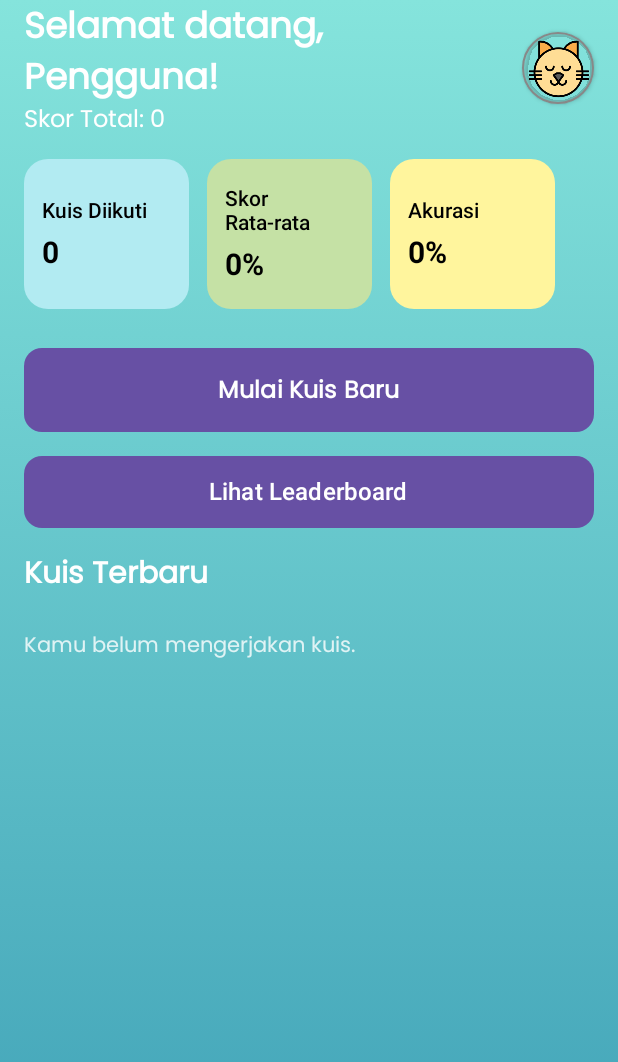
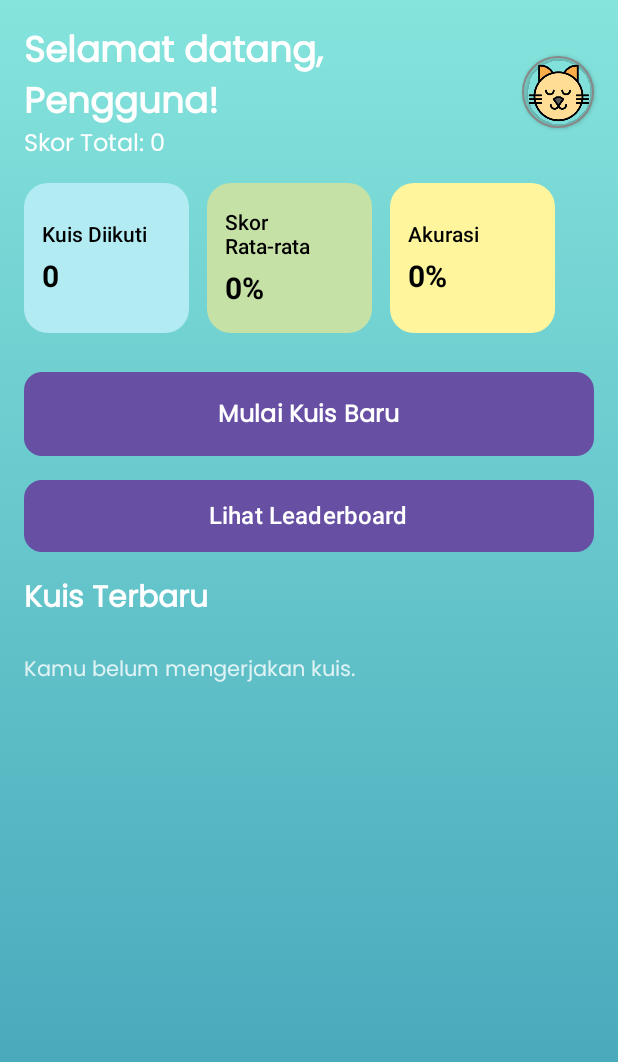
Before and after one commit to shifaaaaaa/QuizQuest, an Android app built with Jetpack Compose: the ProfileScreen screen opened through its navigation route, after a tap on "Save", on a phone screen of 412 x 824 dp. Shown: the top 1062 px of the screen. Run offline under Robolectric (Android 15) with nearby library versions, the phone set to English and light mode, and no system bars; our stand-ins replace Firebase (no records; nobody signed in at launch, a user with empty details on screens opened directly).

Commit message:
sudah bisaaa semuaaa

```diff
--- a/app/src/main/java/com/shifa/quizquest/DashboardActivity.kt
+++ b/app/src/main/java/com/shifa/quizquest/DashboardActivity.kt
@@ -6,30 +6,26 @@ import androidx.activity.compose.setContent
 import androidx.compose.foundation.*
 import androidx.compose.foundation.interaction.MutableInteractionSource
 import androidx.compose.foundation.layout.*
-import androidx.compose.foundation.lazy.LazyColumn
 import androidx.compose.foundation.shape.CircleShape
 import androidx.compose.foundation.shape.RoundedCornerShape
 import androidx.compose.material3.*
 import androidx.compose.runtime.*
-import androidx.compose.ui.*
-import androidx.compose.ui.graphics.*
-import androidx.compose.ui.text.font.FontWeight
-import androidx.compose.ui.unit.*
+import androidx.compose.ui.Alignment
 import androidx.compose.ui.Modifier
-import androidx.core.view.WindowCompat
-import androidx.compose.foundation.layout.WindowInsets
-import androidx.compose.foundation.layout.asPaddingValues
-import androidx.compose.foundation.lazy.items
 import androidx.compose.ui.draw.clip
 import androidx.compose.ui.draw.shadow
+import androidx.compose.ui.graphics.Brush
+import androidx.compose.ui.graphics.Color
 import androidx.compose.ui.layout.ContentScale
 import androidx.compose.ui.res.painterResource
-import androidx.compose.ui.tooling.preview.Preview
+import androidx.compose.ui.text.font.FontWeight
+import androidx.compose.ui.unit.dp
+import androidx.compose.ui.unit.sp
+import androidx.core.view.WindowCompat
 import androidx.lifecycle.viewmodel.compose.viewModel
+import androidx.navigation.NavController
+import androidx.navigation.compose.rememberNavController
 import com.shifa.quizquest.ui.theme.poppins
-import androidx.navigation.compose.rememberNavController
-import androidx.navigation.NavController
-
 
 @Composable
 fun DashboardScreen(navController: NavController, viewModel: DashboardViewModel = viewModel()) {
@@ -41,44 +37,36 @@ fun DashboardScreen(navController: NavController, viewModel: DashboardViewModel
         colors = listOf(Color(0xFF85E4DC), Color(0xFF3FA1B7))
     )
 
-    Box(
+    Column(
         modifier = Modifier
             .fillMaxSize()
             .background(brush = backgroundGradient)
+            .verticalScroll(rememberScrollState())
+            .padding(WindowInsets.statusBars.asPaddingValues())
+            .padding(horizontal = 16.dp)
     ) {
-        LazyColumn(
-            modifier = Modifier
-                .fillMaxSize()
-                .padding(WindowInsets.statusBars.add(WindowInsets.navigationBars).asPaddingValues())
-                .padding(horizontal = 16.dp),
-            verticalArrangement = Arrangement.spacedBy(16.dp)
-        ) {
-            item {
+        Spacer(modifier = Modifier.height(16.dp))
         HeaderSection(
             userName = profile.nickname.ifBlank { "Pengguna" },
-                    totalScore = stats.averageScore,
+            totalScore = stats.accuracy,
             imageResId = profile.imageRes,
             navController = navController
         )
-            }
-            item {
+        Spacer(modifier = Modifier.height(16.dp))
         SummaryCards(
             quizzesTaken = stats.quizzesTaken,
             averageScore = stats.averageScore,
             accuracy = stats.accuracy
         )
-            }
-            item { ActionButtons(navController = navController) }
-            item { LeaderboardButton() }
-            item {
-                // Panggilan ini sekarang tidak akan ambigu lagi
-                // setelah duplikatnya dihapus.
+        Spacer(modifier = Modifier.height(16.dp))
+        ActionButtons(navController = navController)
+        Spacer(modifier = Modifier.height(16.dp))
+        LeaderboardButton()
+        Spacer(modifier = Modifier.height(16.dp))
         RecentQuizzesSection(results = recentResults)
+        Spacer(modifier = Modifier.height(16.dp))
     }
 }
-    }
-}
-
 
 @Composable
 fun HeaderSection(
@@ -236,8 +224,59 @@ fun LeaderboardButton() {
     }
 }
 
-@Preview(showBackground = true, showSystemUi = true)
+
+// --- FUNGSI INI SEKARANG ADA DI SINI ---
 @Composable
-fun DashboardPreview() {
-    DashboardScreen(navController = rememberNavController())
+fun RecentQuizzesSection(results: List<QuizResultData>) {
+    Column(modifier = Modifier.fillMaxWidth()) {
+        Text(
+            text = "Kuis Terbaru",
+            fontFamily = poppins,
+            fontSize = 20.sp,
+            fontWeight = FontWeight.Bold,
+            color = Color.White
+        )
+        Spacer(modifier = Modifier.height(8.dp))
+        if (results.isEmpty()) {
+            Text(
+                "Kamu belum mengerjakan kuis.",
+                fontFamily = poppins,
+                color = Color.White.copy(alpha = 0.8f),
+                modifier = Modifier.fillMaxWidth().padding(vertical = 16.dp)
+            )
+        } else {
+            Column(verticalArrangement = Arrangement.spacedBy(8.dp)) {
+                results.forEach { resultData ->
+                    RecentQuizCard(resultData = resultData)
                 }
+            }
+        }
+    }
+}
+
+// --- FUNGSI INI JUGA SEKARANG ADA DI SINI ---
+@Composable
+fun RecentQuizCard(resultData: QuizResultData) {
+    val result = resultData.toUiModel(id = "temp_id")
+    Card(
+        modifier = Modifier.fillMaxWidth(),
+        shape = RoundedCornerShape(12.dp),
+        colors = CardDefaults.cardColors(containerColor = Color.White)
+    ) {
+        Row(
+            modifier = Modifier.fillMaxWidth().padding(16.dp),
+            verticalAlignment = Alignment.CenterVertically,
+            horizontalArrangement = Arrangement.SpaceBetween
+        ) {
+            Column(modifier = Modifier.weight(1f)) {
+                Text(text = result.quizTitle, fontFamily = poppins, fontSize = 16.sp, fontWeight = FontWeight.Bold)
+                Spacer(modifier = Modifier.height(4.dp))
+                Text(text = "Pada: ${result.completedAtFormatted}", fontFamily = poppins, fontSize = 12.sp, color = Color.Gray)
+            }
+            Column(horizontalAlignment = Alignment.End) {
+                Text(text = "${result.score}/${result.totalQuestions}", fontFamily = poppins, fontSize = 18.sp, fontWeight = FontWeight.SemiBold, color = result.performanceColor)
+                Text(text = "${result.percentage}%", fontFamily = poppins, fontSize = 12.sp, color = Color.Gray)
+            }
+        }
+    }
+}
--- a/app/src/main/java/com/shifa/quizquest/DashboardViewModel.kt
+++ b/app/src/main/java/com/shifa/quizquest/DashboardViewModel.kt
@@ -1,6 +1,7 @@
 package com.shifa.quizquest
 
 import android.app.Application
+import android.util.Log
 import androidx.lifecycle.AndroidViewModel
 import androidx.lifecycle.viewModelScope
 import com.google.firebase.auth.FirebaseAuth
@@ -11,6 +12,8 @@ import com.shifa.quizquest.datastore.ProfileDataStore
 import kotlinx.coroutines.ExperimentalCoroutinesApi
 import kotlinx.coroutines.channels.awaitClose
 import kotlinx.coroutines.flow.*
+
+private const val TAG = "DASHBOARD_DEBUG"
 
 data class DashboardStats(
     val quizzesTaken: Int = 0,
@@ -25,15 +28,16 @@ class DashboardViewModel(application: Application) : AndroidViewModel(applicatio
 
     private val userIdFlow: StateFlow<String?> = callbackFlow {
         val authStateListener = FirebaseAuth.AuthStateListener { firebaseAuth ->
-            trySend(firebaseAuth.currentUser?.uid)
+            val uid = firebaseAuth.currentUser?.uid
+            Log.d(TAG, "Auth state changed. Current UID: $uid")
+            trySend(uid)
         }
         auth.addAuthStateListener(authStateListener)
-
         awaitClose { auth.removeAuthStateListener(authStateListener) }
     }.stateIn(viewModelScope, SharingStarted.WhileSubscribed(5000), auth.currentUser?.uid)
 
-
     val profileData: StateFlow<ProfileData> = userIdFlow.flatMapLatest { userId ->
+        Log.d(TAG, "profileData triggered by UID: $userId")
         if (userId == null) {
             flowOf(ProfileData("", "", R.drawable.profile1))
         } else {
@@ -43,7 +47,6 @@ class DashboardViewModel(application: Application) : AndroidViewModel(applicatio
                 dataStore.description,
                 dataStore.imageId
             ) { nickname, description, imageId ->
-
                 val validImages = listOf(
                     R.drawable.profile1,
                     R.drawable.profile2,
@@ -51,13 +54,11 @@ class DashboardViewModel(application: Application) : AndroidViewModel(applicatio
                     R.drawable.profile4,
                     R.drawable.profile5
                 )
-
                 val safeImageId = if (validImages.contains(imageId)) {
                     imageId
                 } else {
                     R.drawable.profile1
                 }
-
                 ProfileData(nickname, description, safeImageId)
             }
         }
@@ -67,26 +68,31 @@ class DashboardViewModel(application: Application) : AndroidViewModel(applicatio
         if (userId == null) {
             flowOf(emptyList())
         } else {
-            flow { emit(QuizRepository.getRecentResultsForUser(userId)) }
+            QuizRepository.getRecentResultsForUser(userId) // Langsung panggil fungsi yang mengembalikan Flow
         }
     }.stateIn(viewModelScope, SharingStarted.WhileSubscribed(5000), emptyList())
 
 
     val dashboardStats: StateFlow<DashboardStats> = userIdFlow.flatMapLatest { userId ->
         if (userId == null) {
+            Log.d(TAG, "User ID is null. Emitting default stats.")
             flowOf(DashboardStats())
         } else {
-            flow {
-                val allResults = QuizRepository.getAllResultsForUser(userId)
+            Log.d(TAG, "User ID is $userId. Starting to collect from repository.")
+            QuizRepository.getAllResultsForUser(userId).map { allResults ->
+                Log.d(TAG, "getAllResultsForUser flow emitted ${allResults.size} results.")
                 if (allResults.isNotEmpty()) {
                     val quizzesTaken = allResults.size
-                    val totalCorrectAnswers = allResults.sumOf { it.score }
+                    val totalCorrect = allResults.sumOf { it.score }
                     val totalQuestions = allResults.sumOf { it.totalQuestions }
-                    val accuracy = if (totalQuestions > 0) (totalCorrectAnswers.toDouble() * 100 / totalQuestions).toInt() else 0
-                    val averageScore = allResults.map { if (it.totalQuestions > 0) (it.score.toDouble() * 100 / it.totalQuestions) else 0.0 }.average().toInt()
-                    emit(DashboardStats(quizzesTaken, averageScore, accuracy))
+                    val accuracy = if (totalQuestions > 0) (totalCorrect.toDouble() * 100 / totalQuestions).toInt() else 0
+                    val avgScore = allResults.map { if (it.totalQuestions > 0) (it.score.toDouble() * 100 / it.totalQuestions) else 0.0 }.average().toInt()
+                    val newStats = DashboardStats(quizzesTaken, avgScore, accuracy)
+                    Log.d(TAG, "Calculated and emitting new stats: $newStats")
+                    newStats
                 } else {
-                    emit(DashboardStats())
+                    Log.d(TAG, "Results are empty. Emitting default stats.")
+                    DashboardStats()
                 }
             }
         }
--- a/app/src/main/java/com/shifa/quizquest/Profile.kt
+++ b/app/src/main/java/com/shifa/quizquest/Profile.kt
@@ -1,9 +1,11 @@
 package com.shifa.quizquest
 
+import android.util.Log
 import androidx.compose.foundation.Image
 import androidx.compose.foundation.background
 import androidx.compose.foundation.clickable
 import androidx.compose.foundation.layout.*
+import androidx.compose.foundation.lazy.LazyColumn
 import androidx.compose.foundation.shape.CircleShape
 import androidx.compose.foundation.shape.RoundedCornerShape
 import androidx.compose.material3.*
@@ -13,6 +15,7 @@ import androidx.compose.ui.Modifier
 import androidx.compose.ui.draw.clip
 import androidx.compose.ui.graphics.Brush
 import androidx.compose.ui.graphics.Color
+import androidx.compose.ui.platform.LocalContext
 import androidx.compose.ui.res.painterResource
 import androidx.compose.ui.text.font.FontWeight
 import androidx.compose.ui.tooling.preview.Preview
@@ -20,27 +23,36 @@ import androidx.compose.ui.unit.dp
 import androidx.compose.ui.unit.sp
 import androidx.navigation.NavController
 import androidx.navigation.compose.rememberNavController
+import com.google.firebase.auth.ktx.auth
+import com.google.firebase.ktx.Firebase
+import com.shifa.quizquest.datastore.ProfileDataStore
 import com.shifa.quizquest.ui.theme.poppins
-import androidx.compose.foundation.lazy.LazyColumn
-import androidx.compose.ui.platform.LocalContext
-import com.google.firebase.auth.FirebaseAuth
-import com.shifa.quizquest.datastore.ProfileDataStore
-import com.shifa.quizquest.repository.ProfileRepository
 import kotlinx.coroutines.launch
-import kotlinx.coroutines.Dispatchers
-import kotlinx.coroutines.withContext
-
 
 @Composable
 fun ProfileScreen(navController: NavController) {
+    val context = LocalContext.current
+    // Dapatkan UID pengguna saat ini dengan aman.
+    val currentUser = Firebase.auth.currentUser
+    val uid = currentUser?.uid
+
+    // State untuk input pengguna
     var nickname by remember { mutableStateOf("") }
     var description by remember { mutableStateOf("") }
-    var selectedImage by remember { mutableStateOf(R.drawable.profile1) }
-    val context = LocalContext.current
-    val uid = FirebaseAuth.getInstance().currentUser?.uid
-    val profileStore = remember(uid) { uid?.let { ProfileDataStore(context, it) } }
-    val repository = remember(uid) { uid?.let { ProfileRepository(context, it) } }
+    var selectedImageId by remember { mutableStateOf(R.drawable.profile1) }
+
     val coroutineScope = rememberCoroutineScope()
+
+    // Hanya buat DataStore jika UID valid, jika tidak, jangan lakukan apa-apa.
+    val profileStore = remember(uid) {
+        if (uid != null) {
+            ProfileDataStore(context, uid)
+        } else {
+            null
+        }
+    }
+
+    // Daftar gambar yang valid
     val profileImages = listOf(
         R.drawable.profile1,
         R.drawable.profile2,
@@ -48,39 +60,43 @@ fun ProfileScreen(navController: NavController) {
         R.drawable.profile4,
         R.drawable.profile5
     )
+
+    // Gunakan LaunchedEffect untuk memuat data profil saat pertama kali layar dibuka
+    // Hanya berjalan jika profileStore berhasil dibuat (UID tidak null)
+    LaunchedEffect(key1 = profileStore) {
+        profileStore?.let { store ->
+            store.nickname.collect { savedNickname -> nickname = savedNickname }
+        }
+        profileStore?.let { store ->
+            store.description.collect { savedDesc -> description = savedDesc }
+        }
+        profileStore?.let { store ->
+            store.imageId.collect { savedImageId ->
+                if (profileImages.contains(savedImageId)) {
+                    selectedImageId = savedImageId
+                }
+            }
+        }
+    }
+
     val backgroundGradient = Brush.horizontalGradient(
         colors = listOf(Color(0xFF85E4DC), Color(0xFF3FA1B7))
     )
 
-    // Load saved data
-    LaunchedEffect(uid) {
-        repository?.syncProfileToLocal()
-
-        profileStore?.let { store ->
-            val profile = store.getProfile()
-            val validImages = listOf(
-                R.drawable.profile1, R.drawable.profile2,
-                R.drawable.profile3, R.drawable.profile4, R.drawable.profile5
-            )
-
-            selectedImage = if (profile.imageRes in validImages) profile.imageRes else R.drawable.profile1
-            nickname = profile.nickname
-            description = profile.description
-        }
-    }
-
-
     Box(
-        modifier = Modifier
-            .fillMaxSize()
-            .background(brush = backgroundGradient),
+        modifier = Modifier.fillMaxSize().background(brush = backgroundGradient),
         contentAlignment = Alignment.TopCenter
     ) {
+        if (uid == null || profileStore == null) {
+            // Tampilan jika pengguna tidak login atau UID tidak ditemukan
+            Box(modifier = Modifier.fillMaxSize(), contentAlignment = Alignment.Center) {
+                Text("Gagal memuat profil: Pengguna tidak ditemukan.", color = Color.White)
+            }
+        } else {
+            // Tampilan utama jika semua aman
             LazyColumn(
                 horizontalAlignment = Alignment.CenterHorizontally,
-            modifier = Modifier
-                .padding(12.dp)
-                .fillMaxSize(),
+                modifier = Modifier.padding(12.dp).fillMaxSize(),
                 contentPadding = PaddingValues(bottom = 32.dp),
                 verticalArrangement = Arrangement.spacedBy(16.dp)
             ) {
@@ -89,7 +105,7 @@ fun ProfileScreen(navController: NavController) {
                     TitleSection()
                 }
                 item {
-                ProfileImage(selectedImage)
+                    ProfileImage(imageRes = selectedImageId)
                 }
                 item {
                     NameSection(nickname = nickname)
@@ -97,30 +113,25 @@ fun ProfileScreen(navController: NavController) {
                 item {
                     FormCard(
                         profileImages = profileImages,
-                    onImageSelected = { selectedImage = it },
+                        onImageSelected = { selectedImageId = it },
                         nickname = nickname,
                         onNicknameChange = { if (it.length <= 16) nickname = it },
                         description = description,
                         onDescriptionChange = { if (it.length <= 40) description = it },
                         onSave = {
                             coroutineScope.launch {
-                            profileStore?.let { store ->
-                                repository?.let { repo ->
-                                    val safeImage = if (selectedImage in profileImages) selectedImage else R.drawable.profile1
-
-                                    store.saveProfile(nickname, description, safeImage)
-
-                                    repo.syncProfileToCloud()
-
-                                    navController.navigate(Screen.Dashboard.route)
-                                }
+                                // Panggil saveProfile dari instance dataStore yang aman
+                                profileStore.saveProfile(nickname, description, selectedImageId)
+                                navController.navigate(Screen.Dashboard.route) {
+                                    popUpTo(Screen.Dashboard.route) { inclusive = true }
                                 }
                             }
                         }
                     )
                 }
                 item {
-                ReturnButton(onClick = { navController.navigate(Screen.Dashboard.route) })
+                    ReturnButton(onClick = { navController.popBackStack() })
+                }
             }
         }
     }
--- a/app/src/main/java/com/shifa/quizquest/QuizRepository.kt
+++ b/app/src/main/java/com/shifa/quizquest/QuizRepository.kt
@@ -3,7 +3,11 @@ package com.shifa.quizquest
 import com.google.firebase.firestore.Query
 import com.google.firebase.firestore.ktx.firestore
 import com.google.firebase.ktx.Firebase
+import kotlinx.coroutines.channels.awaitClose
+import kotlinx.coroutines.flow.Flow
+import kotlinx.coroutines.flow.callbackFlow
 import kotlinx.coroutines.tasks.await
+
 
 data class Question(
     val text: String,
@@ -12,7 +16,6 @@ data class Question(
 )
 
 object QuizRepository {
-
     suspend fun saveQuizResult(result: QuizResultData) {
         val db = Firebase.firestore
         try {
@@ -22,45 +25,41 @@ object QuizRepository {
         }
     }
 
-    suspend fun getRecentResultsForUser(userId: String, limit: Long = 5): List<QuizResultData> {
+    fun getRecentResultsForUser(userId: String, limit: Long = 5): Flow<List<QuizResultData>> = callbackFlow {
         val db = Firebase.firestore
-        val results = mutableListOf<QuizResultData>()
-        try {
-            val querySnapshot = db.collection("quizResults")
-                .whereEqualTo("userId", userId)
-                .orderBy("completedAt", Query.Direction.DESCENDING)
-                .limit(limit)
-                .get()
-                .await()
-            for (document in querySnapshot.documents) {
-                document.toObject(QuizResultData::class.java)?.let {
-                    results.add(it)
+        val listener = db.collection("quizResults")
+            .whereEqualTo("userId", userId)
+            .orderBy("completedAt", Query.Direction.DESCENDING)
+            .limit(limit)
+            .addSnapshotListener { snapshot, error ->
+                if (error != null) {
+                    close(error)
+                    return@addSnapshotListener
+                }
+                if (snapshot != null) {
+                    val results = snapshot.toObjects(QuizResultData::class.java)
+                    trySend(results)
                 }
             }
-        } catch (e: Exception) {
-            println("Error fetching recent results: ${e.message}")
-        }
-        return results
+        awaitClose { listener.remove() }
     }
 
-    suspend fun getAllResultsForUser(userId: String): List<QuizResultData> {
+    fun getAllResultsForUser(userId: String): Flow<List<QuizResultData>> = callbackFlow {
         val db = Firebase.firestore
-        val results = mutableListOf<QuizResultData>()
-        try {
-            val querySnapshot = db.collection("quizResults")
-                .whereEqualTo("userId", userId)
-                .orderBy("completedAt", Query.Direction.DESCENDING)
-                .get()
-                .await()
-            for (document in querySnapshot.documents) {
-                document.toObject(QuizResultData::class.java)?.let {
-                    results.add(it)
+        val listener = db.collection("quizResults")
+            .whereEqualTo("userId", userId)
+            .orderBy("completedAt", Query.Direction.DESCENDING)
+            .addSnapshotListener { snapshot, error ->
+                if (error != null) {
+                    close(error)
+                    return@addSnapshotListener
+                }
+                if (snapshot != null) {
+                    val results = snapshot.toObjects(QuizResultData::class.java)
+                    trySend(results)
                 }
             }
-        } catch (e: Exception) {
-            println("Error fetching all results for user: ${e.message}")
-        }
-        return results
+        awaitClose { listener.remove() }
     }
 
     fun getQuestionsByQuizId(quizId: Int): List<Question> {
--- a/app/src/main/java/com/shifa/quizquest/RecentQuizzesSection.kt
+++ /dev/null
@@ -1,97 +0,0 @@
-package com.shifa.quizquest
-
-import androidx.compose.foundation.layout.*
-import androidx.compose.foundation.shape.RoundedCornerShape
-import androidx.compose.material3.*
-import androidx.compose.runtime.Composable
-import androidx.compose.ui.Alignment
-import androidx.compose.ui.Modifier
-import androidx.compose.ui.graphics.Color
-import androidx.compose.ui.text.font.FontWeight
-import androidx.compose.ui.unit.dp
-import androidx.compose.ui.unit.sp
-import com.shifa.quizquest.ui.theme.poppins
-
-@Composable
-fun RecentQuizzesSection(
-    results: List<QuizResultData>,
-    modifier: Modifier = Modifier
-) {
-    Column(modifier = modifier.fillMaxWidth()) {
-        Text(
-            text = "Kuis Terbaru",
-            fontFamily = poppins,
-            fontSize = 20.sp,
-            fontWeight = FontWeight.Bold,
-            color = Color.White
-        )
-        Spacer(modifier = Modifier.height(8.dp))
-
-        if (results.isEmpty()) {
-            Text(
-                text = "Kamu belum mengerjakan kuis.",
-                fontFamily = poppins,
-                color = Color.White.copy(alpha = 0.8f),
-                modifier = Modifier
-                    .fillMaxWidth()
-                    .padding(vertical = 16.dp)
-            )
-        } else {
-            Column(verticalArrangement = Arrangement.spacedBy(8.dp)) {
-                results.forEach { resultData ->
-                    RecentQuizCard(resultData = resultData)
-                }
-            }
-        }
-    }
-}
-
-@Composable
-fun RecentQuizCard(resultData: QuizResultData) {
-    val result = resultData.toUiModel(id = "temp_id")
-
-    Card(
-        modifier = Modifier.fillMaxWidth(),
-        shape = RoundedCornerShape(12.dp),
-        colors = CardDefaults.cardColors(containerColor = Color.White)
-    ) {
-        Row(
-            modifier = Modifier
-                .fillMaxWidth()
-                .padding(16.dp),
-            verticalAlignment = Alignment.CenterVertically,
-            horizontalArrangement = Arrangement.SpaceBetween
-        ) {
-            Column(modifier = Modifier.weight(1f)) {
-                Text(
-                    text = result.quizTitle,
-                    fontFamily = poppins,
-                    fontSize = 16.sp,
-                    fontWeight = FontWeight.Bold
-                )
-                Spacer(modifier = Modifier.height(4.dp))
-                Text(
-                    text = "Pada: ${result.completedAtFormatted}",
-                    fontFamily = poppins,
-                    fontSize = 12.sp,
-                    color = Color.Gray
-                )
-            }
-            Column(horizontalAlignment = Alignment.End) {
-                Text(
-                    text = "${result.score}/${result.totalQuestions}",
-                    fontFamily = poppins,
-                    fontSize = 18.sp,
-                    fontWeight = FontWeight.SemiBold,
-                    color = result.performanceColor
-                )
-                Text(
-                    text = "${result.percentage}%",
-                    fontFamily = poppins,
-                    fontSize = 12.sp,
-                    color = Color.Gray
-                )
-            }
-        }
-    }
-}
```
Also changed, not shown: app/src/main/java/com/shifa/quizquest/QuizPlayScreen.kt (+180 -43 lines), app/src/main/java/com/shifa/quizquest/QuizPlayViewModel.kt (+5 -4 lines), app/src/main/java/com/shifa/quizquest/SignupViewModel.kt (+23 -28 lines). Lines whose indentation alone changed are shown as unchanged.
